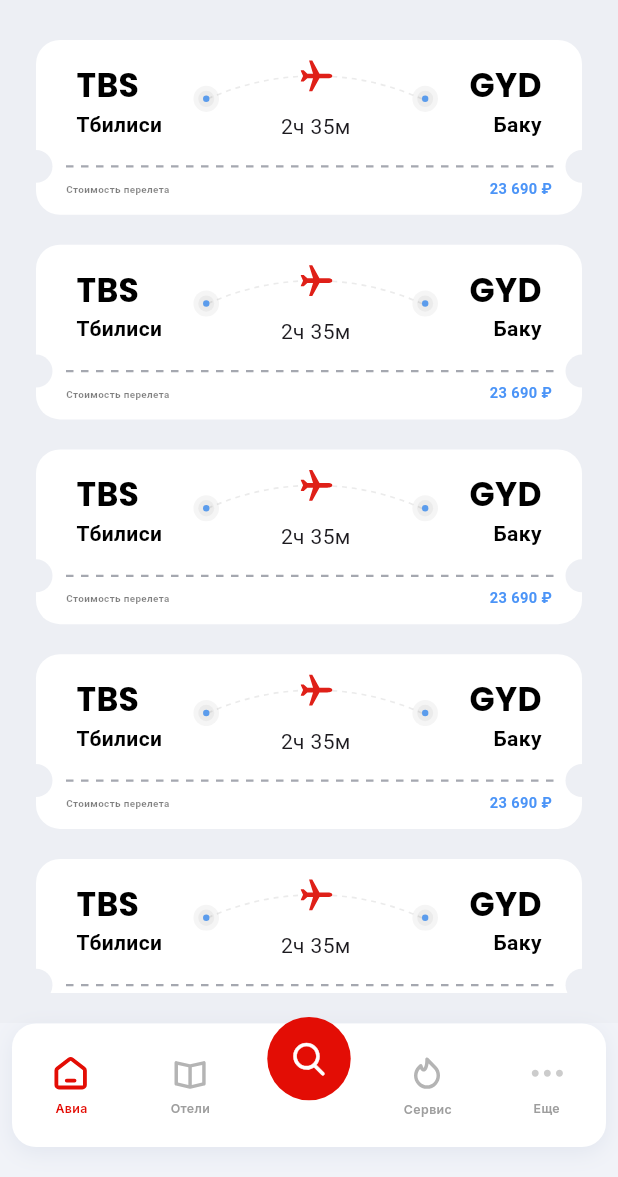
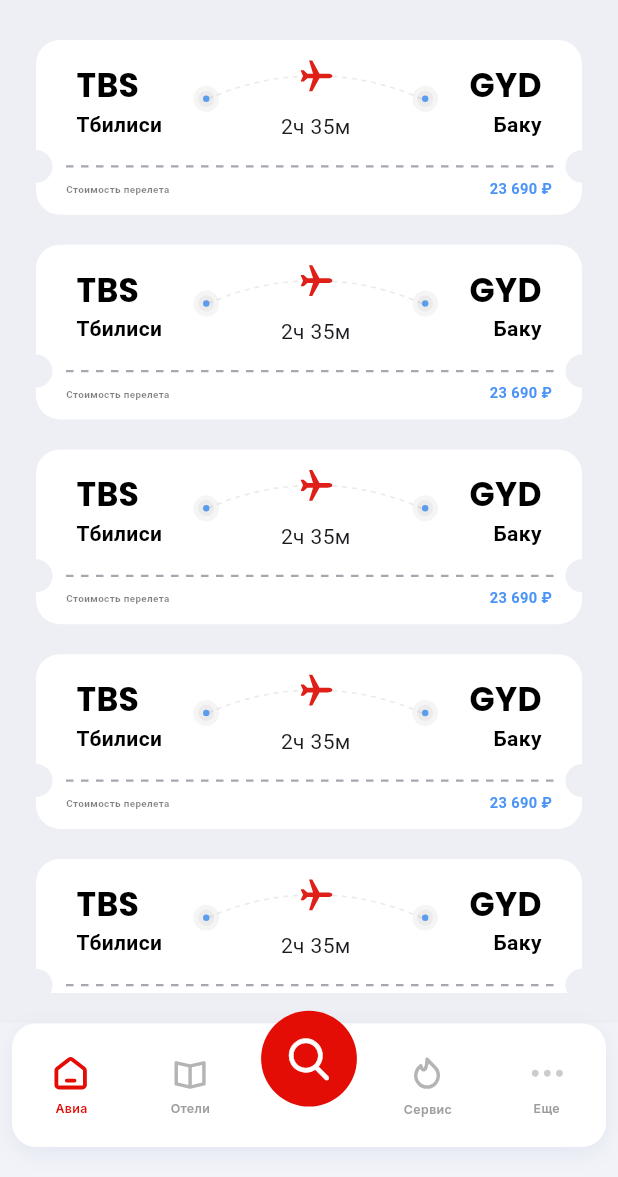
Before and after one commit to forswow/Frifri-2-, a Flutter app: the screen it shows after launch, on a phone screen of 412 x 824 dp, the part 59-1236 px from its top. Run offline on Flutter 3.47's test engine with Material 3 defaults, Android fonts, the phone set to English and light mode, and no system bars; our stand-ins replace bloc_concurrency, dio, drift, equatable, flutter_bloc, flutter_dotenv and 7 more; missing offline and left inert: sqlite3; accounts and stored records are empty; generated files the repository leaves out were written again.

Commit message:
Изменение размера иконки поиска

```diff
--- a/lib/src/feature/application/navigation/navigation_root_screen.dart
+++ b/lib/src/feature/application/navigation/navigation_root_screen.dart
@@ -103,8 +103,8 @@ class _CustomFloatingActionButton extends StatelessWidget {
   Widget build(BuildContext context) {
     return Container(
       margin: EdgeInsets.only(top: MediaQuery.sizeOf(context).height * 0.057),
-      width: MediaQuery.sizeOf(context).width * 0.135,
-      height: MediaQuery.sizeOf(context).height * 0.135,
+      width: MediaQuery.sizeOf(context).width * 0.155,
+      height: MediaQuery.sizeOf(context).height * 0.155,
       child: FloatingActionButton(
         onPressed: () {
           context.go(NavigationManager.search);
@@ -112,7 +112,11 @@ class _CustomFloatingActionButton extends StatelessWidget {
         backgroundColor: kPrimaryAppColor,
         shape: const CircleBorder(),
         elevation: 0,
-        child: SvgPicture.asset('assets/icons/Search.svg'),
+        child: FractionallySizedBox(
+          widthFactor: 0.6,
+          heightFactor: 0.6,
+          child: SvgPicture.asset('assets/icons/Search.svg'),
+        ),
       ),
     );
   }
```
